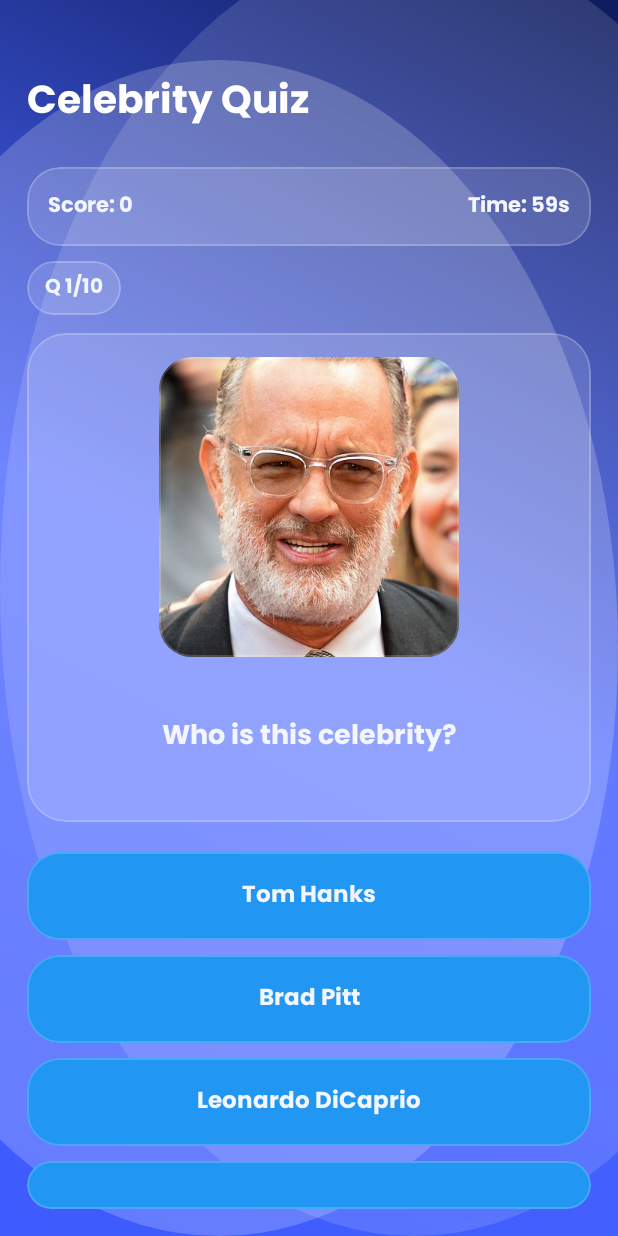
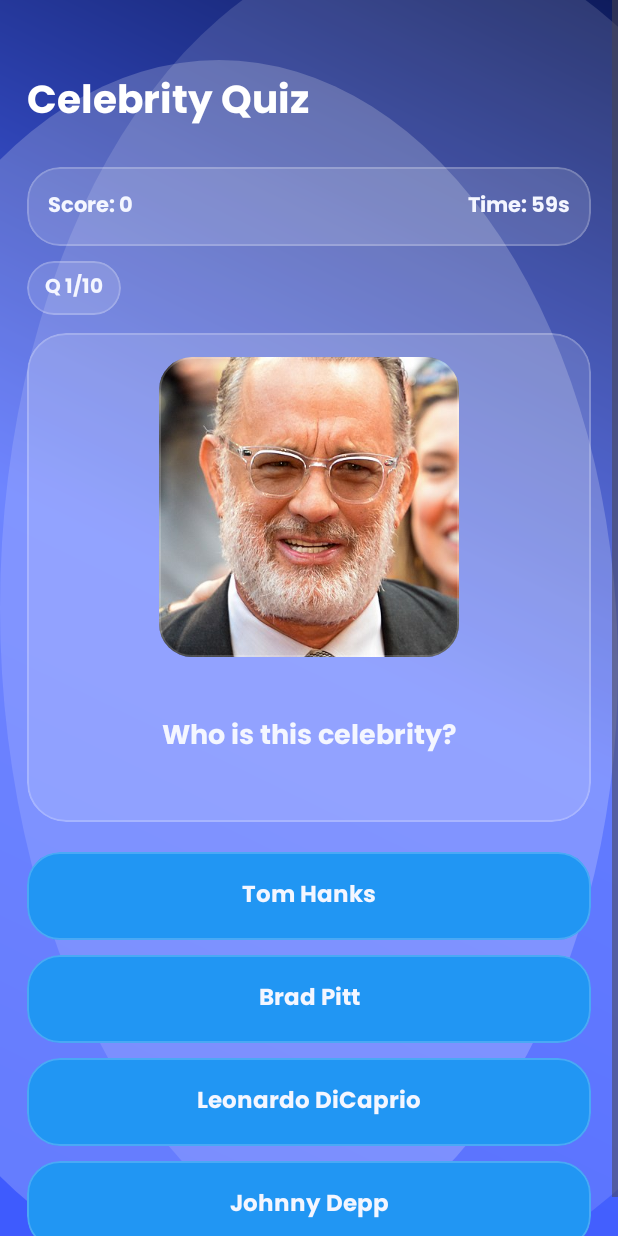
Before and after one commit to AkashDevX/QuizSpark, an Android app: the CelebrityQuestionsActivity screen opened directly, with no data from a screen before it, on a phone screen of 412 x 824 dp. Run offline under Robolectric (Android 15) with nearby library versions, the phone set to English and light mode, and no system bars.

Commit message:
Dev Akash: latest neww  updates

```diff
--- a/app/src/main/java/com/gamev/quizsparkstd/mathquiz/QuizResultActivity.java
+++ b/app/src/main/java/com/gamev/quizsparkstd/mathquiz/QuizResultActivity.java
@@ -10,6 +10,7 @@ import androidx.appcompat.app.AppCompatActivity;
 
 import com.gamev.quizsparkstd.MainActivity;
 import com.gamev.quizsparkstd.R;
+import com.google.android.material.card.MaterialCardView;
 
 public class QuizResultActivity extends AppCompatActivity {
 
@@ -27,7 +28,7 @@ public class QuizResultActivity extends AppCompatActivity {
         TextView tvFinalScore = findViewById(R.id.tvFinalScore);
         tvFinalScore.setText("Score: " + score + "/" + total);
 
-        Button btnMainMenu = findViewById(R.id.cardBackButton);
+        MaterialCardView btnMainMenu = findViewById(R.id.cardBackButton);
         btnMainMenu.setOnClickListener(v -> {
             // If your main screen is MainActivity:
             Intent i = new Intent(QuizResultActivity.this, MainActivity.class);
--- a/app/src/main/res/layout/activity_celebrity_questions.xml
+++ b/app/src/main/res/layout/activity_celebrity_questions.xml
@@ -1,4 +1,13 @@
 <?xml version="1.0" encoding="utf-8"?>
+<ScrollView xmlns:android="http://schemas.android.com/apk/res/android"
+    xmlns:app="http://schemas.android.com/apk/res-auto"
+    xmlns:tools="http://schemas.android.com/tools"
+    android:layout_width="match_parent"
+    android:layout_height="match_parent"
+    android:fillViewport="true"
+    android:overScrollMode="never"
+    android:background="@drawable/bg_quizkit_gradient"
+    tools:context=".CelebrityQuiz.CelebrityQuestionsActivity">
 <androidx.constraintlayout.widget.ConstraintLayout xmlns:android="http://schemas.android.com/apk/res/android"
     xmlns:app="http://schemas.android.com/apk/res-auto"
     xmlns:tools="http://schemas.android.com/tools"
@@ -181,14 +190,13 @@
     <LinearLayout
         android:id="@+id/llAnswers"
         android:layout_width="0dp"
-        android:layout_height="0dp"
+        android:layout_height="wrap_content"
         android:orientation="vertical"
         android:layout_marginStart="18dp"
         android:layout_marginEnd="18dp"
         android:layout_marginTop="10dp"
         android:paddingBottom="18dp"
         app:layout_constraintTop_toBottomOf="@id/cardQuestion"
-        app:layout_constraintBottom_toBottomOf="parent"
         app:layout_constraintStart_toStartOf="parent"
         app:layout_constraintEnd_toEndOf="parent">
 
@@ -311,3 +319,4 @@
     </LinearLayout>
 
 </androidx.constraintlayout.widget.ConstraintLayout>
+</ScrollView>
--- a/app/src/main/res/layout/activity_quiz_result.xml
+++ b/app/src/main/res/layout/activity_quiz_result.xml
@@ -18,7 +18,7 @@
         android:textSize="24sp"
         android:textStyle="bold"
         android:fontFamily="@font/poppins_bold"
-        android:layout_marginTop="28dp"
+        android:layout_marginTop="38dp"
         android:layout_marginStart="18dp"
         android:layout_marginEnd="18dp"
         app:layout_constraintTop_toTopOf="parent"
```
